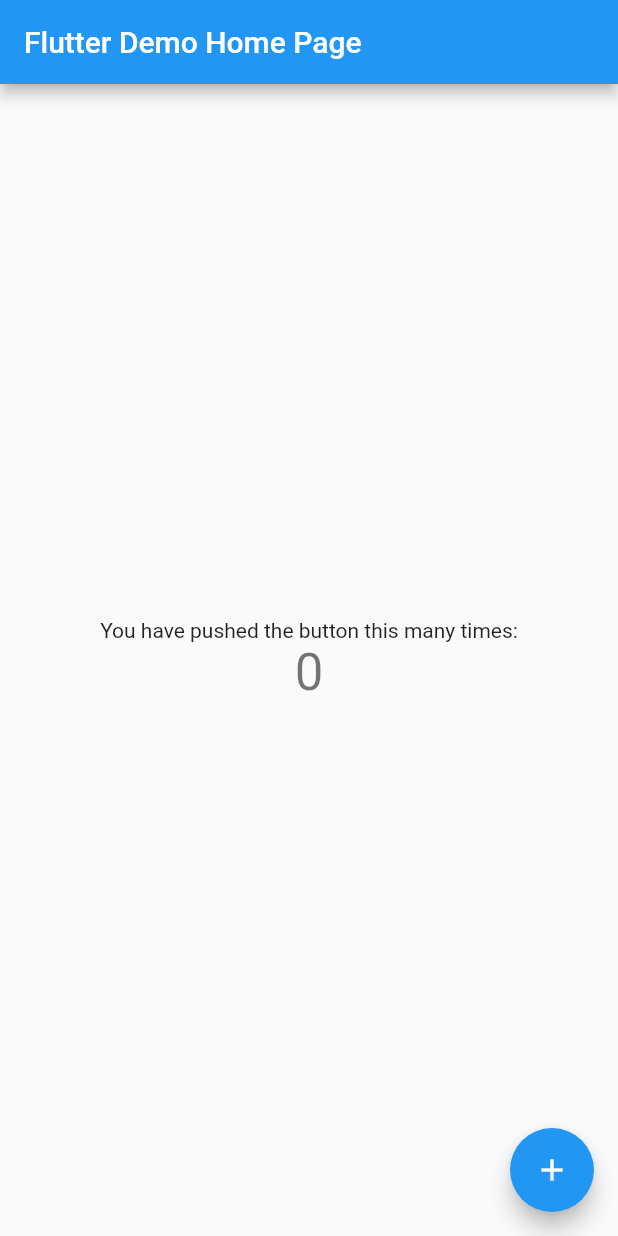
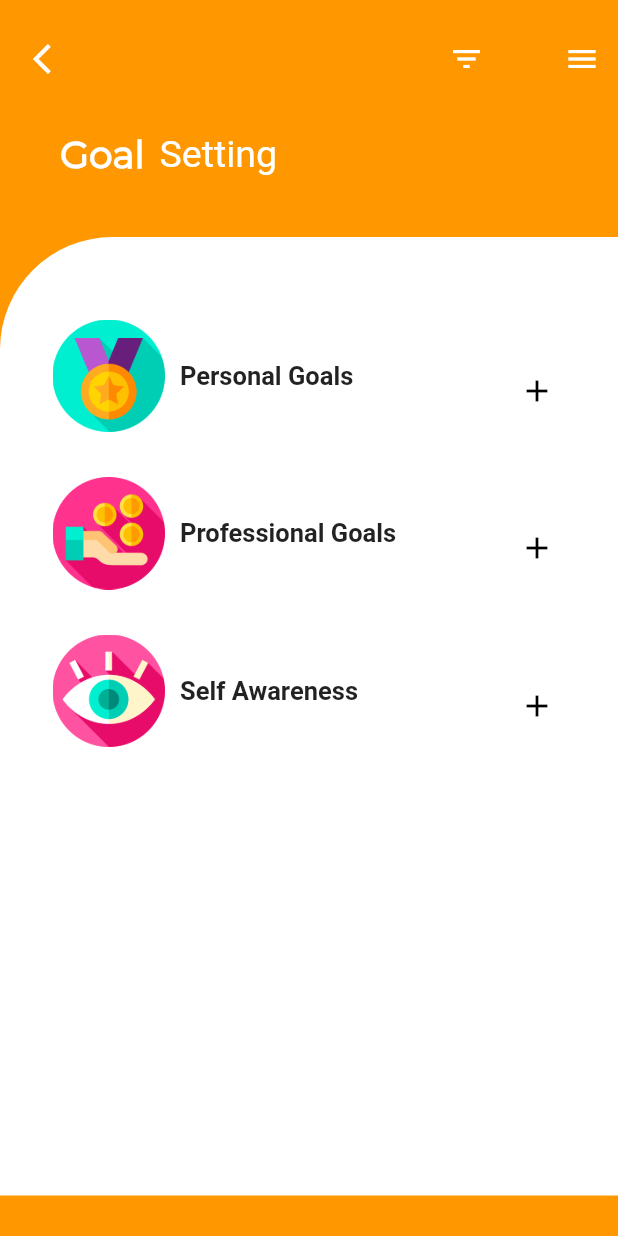
Before and after one commit to DaVinciTachyon/SWENG2020, a Flutter app: the screen it shows after launch, on a phone screen of 412 x 824 dp. Run offline on Flutter 3.47's test engine with Material 2 defaults, Android fonts, the light colour scheme and no system bars; Roboto replaces fonts that are missing (Monserrat); project files that could hold a hidden picture were left out.

Commit message:
it works

```diff
--- a/EiSHT/lib/goals/goal_setting.dart
+++ b/EiSHT/lib/goals/goal_setting.dart
@@ -1,19 +1,6 @@
 import 'package:flutter/cupertino.dart';
 import 'package:flutter/material.dart';
-import 'package:goals/detailsPage.dart';
-
-void main() => runApp(myApp());
-
-class myApp extends StatelessWidget {
-  // This widget is the root of your application.
-  @override
-  Widget build(BuildContext context) {
-    return MaterialApp(
-      home: MyHomePage(),
-      debugShowCheckedModeBanner: false,
-    );
-  }
-}
+import 'detailsPage.dart';
 
 class MyHomePage extends StatefulWidget {
   @override
--- a/EiSHT/lib/main.dart
+++ b/EiSHT/lib/main.dart
@@ -1,4 +1,5 @@
 import 'package:flutter/material.dart';
+import 'goals/goal_setting.dart';
 
 void main() => runApp(MyApp());
 
@@ -7,105 +8,12 @@
   @override
   Widget build(BuildContext context) {
     return MaterialApp(
-      title: 'Flutter Demo',
+      title: 'EiSHT',
       theme: ThemeData(
-        // This is the theme of your application.
-        //
-        // Try running your application with "flutter run". You'll see the
-        // application has a blue toolbar. Then, without quitting the app, try
-        // changing the primarySwatch below to Colors.green and then invoke
-        // "hot reload" (press "r" in the console where you ran "flutter run",
-        // or simply save your changes to "hot reload" in a Flutter IDE).
-        // Notice that the counter didn't reset back to zero; the application
-        // is not restarted.
         primarySwatch: Colors.blue,
       ),
-      home: MyHomePage(title: 'Flutter Demo Home Page'),
+      home: MyHomePage(),
+      debugShowCheckedModeBanner: false,
     );
   }
 }
-
-class MyHomePage extends StatefulWidget {
-  MyHomePage({Key key, this.title}) : super(key: key);
-
-  // This widget is the home page of your application. It is stateful, meaning
-  // that it has a State object (defined below) that contains fields that affect
-  // how it looks.
-
-  // This class is the configuration for the state. It holds the values (in this
-  // case the title) provided by the parent (in this case the App widget) and
-  // used by the build method of the State. Fields in a Widget subclass are
-  // always marked "final".
-
-  final String title;
-
-  @override
-  _MyHomePageState createState() => _MyHomePageState();
-}
-
-class _MyHomePageState extends State<MyHomePage> {
-  int _counter = 0;
-
-  void _incrementCounter() {
-    setState(() {
-      // This call to setState tells the Flutter framework that something has
-      // changed in this State, which causes it to rerun the build method below
-      // so that the display can reflect the updated values. If we changed
-      // _counter without calling setState(), then the build method would not be
-      // called again, and so nothing would appear to happen.
-      _counter++;
-    });
-  }
-
-  @override
-  Widget build(BuildContext context) {
-    // This method is rerun every time setState is called, for instance as done
-    // by the _incrementCounter method above.
-    //
-    // The Flutter framework has been optimized to make rerunning build methods
-    // fast, so that you can just rebuild anything that needs updating rather
-    // than having to individually change instances of widgets.
-    return Scaffold(
-      appBar: AppBar(
-        // Here we take the value from the MyHomePage object that was created by
-        // the App.build method, and use it to set our appbar title.
-        title: Text(widget.title),
-      ),
-      body: Center(
-        // Center is a layout widget. It takes a single child and positions it
-        // in the middle of the parent.
-        child: Column(
-          // Column is also a layout widget. It takes a list of children and
-          // arranges them vertically. By default, it sizes itself to fit its
-          // children horizontally, and tries to be as tall as its parent.
-          //
-          // Invoke "debug painting" (press "p" in the console, choose the
-          // "Toggle Debug Paint" action from the Flutter Inspector in Android
-          // Studio, or the "Toggle Debug Paint" command in Visual Studio Code)
-          // to see the wireframe for each widget.
-          //
-          // Column has various properties to control how it sizes itself and
-          // how it positions its children. Here we use mainAxisAlignment to
-          // center the children vertically; the main axis here is the vertical
-          // axis because Columns are vertical (the cross axis would be
-          // horizontal).
-          mainAxisAlignment: MainAxisAlignment.center,
-          children: <Widget>[
-            Text(
-              'You have pushed the button this many times:',
-            ),
-            Text(
-              '$_counter',
-              style: Theme.of(context).textTheme.display1,
-            ),
-          ],
-        ),
-      ),
-      floatingActionButton: FloatingActionButton(
-        onPressed: _incrementCounter,
-        tooltip: 'Increment',
-        child: Icon(Icons.add),
-      ), // This trailing comma makes auto-formatting nicer for build methods.
-    );
-  }
-}
```
